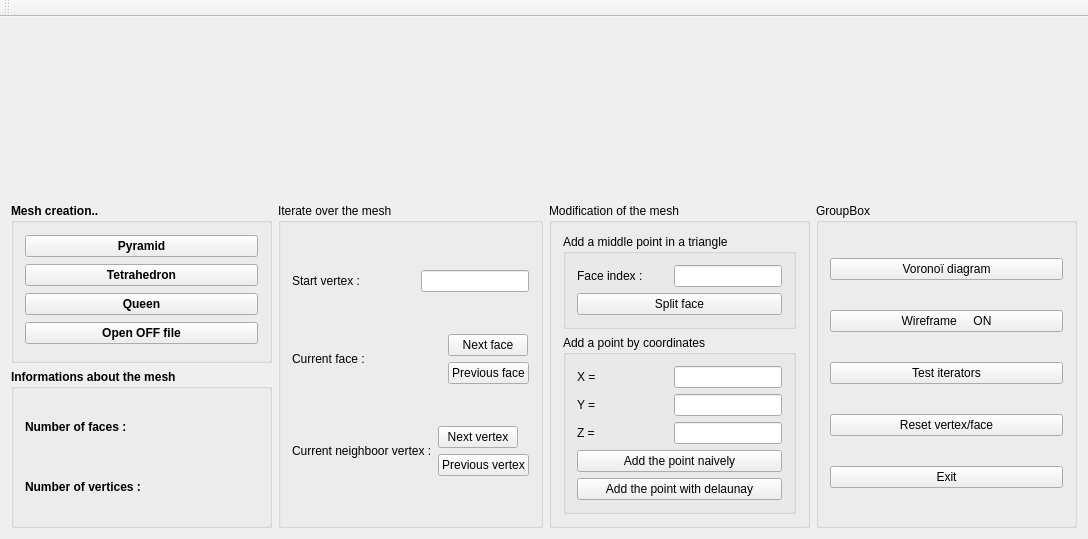
The window that mainwindow.ui (Paulfx/mesh_modelisation_m2) describes before a commit, drawn with Qt 5.
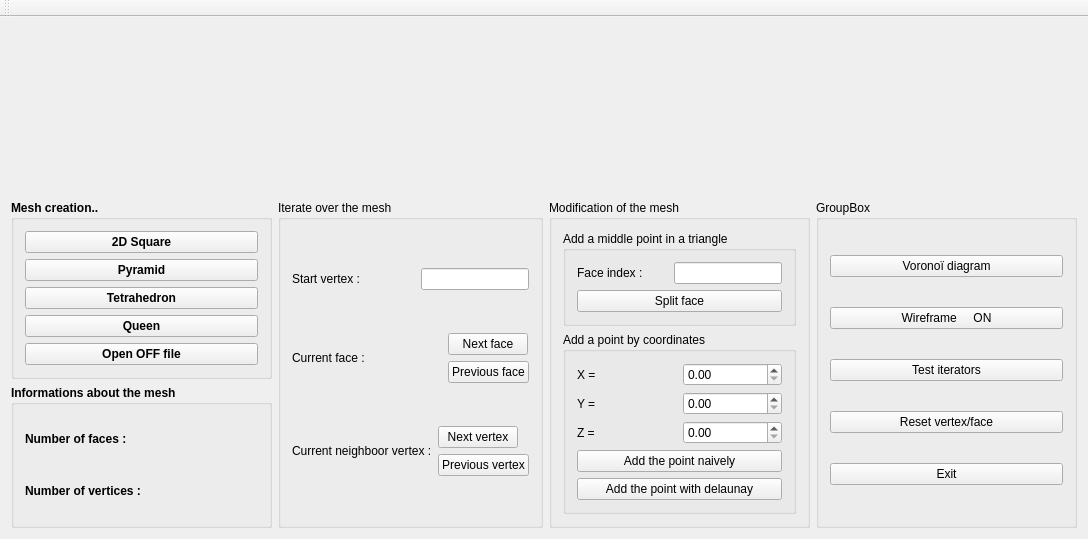
The same window after the commit. Custom widgets are drawn as their Qt base class.

Commit message: add double input and square 2D

```diff
--- a/mainwindow.ui
+++ b/mainwindow.ui
@@ -60,6 +60,13 @@
            <string>Mesh creation..</string>
           </property>
           <layout class="QVBoxLayout" name="verticalLayout_3">
+           <item>
+            <widget class="QPushButton" name="pb2DSquare">
+             <property name="text">
+              <string>2D Square</string>
+             </property>
+            </widget>
+           </item>
            <item>
             <widget class="QPushButton" name="pbPyramid">
              <property name="text">
@@ -343,34 +350,13 @@
                     <item>
                      <layout class="QVBoxLayout" name="verticalLayout_14">
                       <item>
-                       <widget class="QLineEdit" name="lineEditX">
-                        <property name="sizePolicy">
-                         <sizepolicy hsizetype="Fixed" vsizetype="Fixed">
-                          <horstretch>0</horstretch>
-                          <verstretch>0</verstretch>
-                         </sizepolicy>
-                        </property>
-                       </widget>
+                       <widget class="QDoubleSpinBox" name="doubleX"/>
                       </item>
                       <item>
-                       <widget class="QLineEdit" name="lineEditY">
-                        <property name="sizePolicy">
-                         <sizepolicy hsizetype="Fixed" vsizetype="Fixed">
-                          <horstretch>0</horstretch>
-                          <verstretch>0</verstretch>
-                         </sizepolicy>
-                        </property>
-                       </widget>
+                       <widget class="QDoubleSpinBox" name="doubleY"/>
                       </item>
                       <item>
-                       <widget class="QLineEdit" name="lineEditZ">
-                        <property name="sizePolicy">
-                         <sizepolicy hsizetype="Fixed" vsizetype="Fixed">
-                          <horstretch>0</horstretch>
-                          <verstretch>0</verstretch>
-                         </sizepolicy>
-                        </property>
-                       </widget>
+                       <widget class="QDoubleSpinBox" name="doubleZ"/>
                       </item>
                      </layout>
                     </item>
```
Left out of the diff: 1 changed line with no effect on the pictures. The commit also changes 5 other files.
